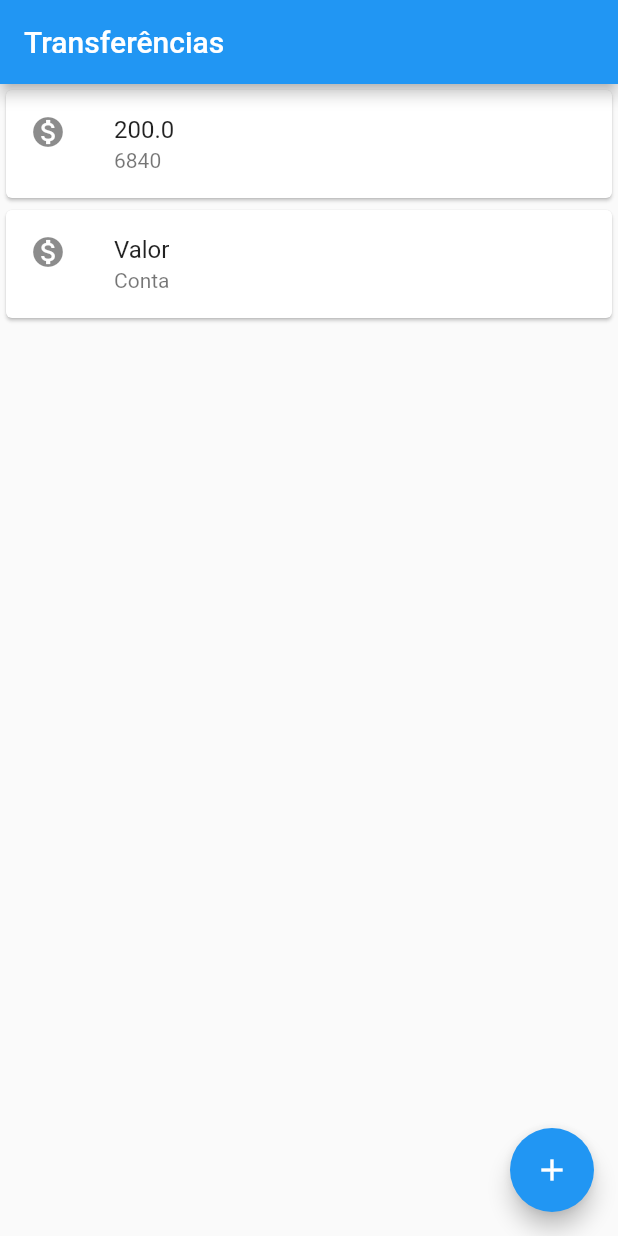
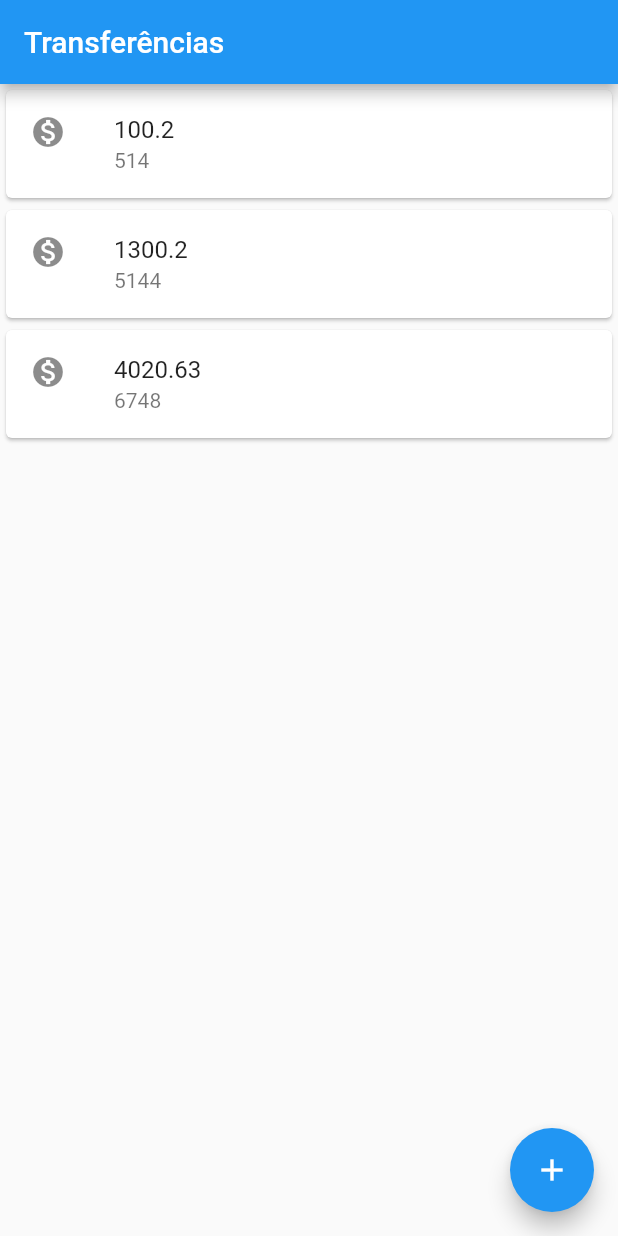
Before and after one commit to Wessh/FlutterBytebank, a Flutter app: the screen it shows after launch, on a phone screen of 412 x 824 dp. Run offline on Flutter 3.47's test engine with Material 2 defaults, Android fonts, the phone set to English and light mode, and no system bars.

Commit message:
Refatorando_o_Codigo

```diff
--- a/lib/main.dart
+++ b/lib/main.dart
@@ -1,25 +1,10 @@
+// ignore_for_file: prefer_const_constructors
+
 import 'package:flutter/material.dart';
 
 void main() => runApp(MaterialApp(
       home: Scaffold(
-        body: Column(
-          children: [
-            Card(
-              child: ListTile(
-                leading: Icon(Icons.monetization_on),
-                title: Text('200.0'),
-                subtitle: Text('6840'),
-              ),
-            ),
-            Card(
-              child: ListTile(
-                leading: Icon(Icons.monetization_on),
-                title: Text('Valor'),
-                subtitle: Text('Conta'),
-              ),
-            ),
-          ],
-        ),
+        body: ListaTransferencia(),
         appBar: AppBar(
           title: Text('Transferências'),
         ),
@@ -29,3 +14,49 @@ void main() => runApp(MaterialApp(
         ),
       ),
     ));
+
+class ListaTransferencia extends StatelessWidget {
+  /*
+   * StatelessWidget = Conteudo de forma estatica
+   * StatefulWidget = Tem a capacidade de modificar itens de forma dinamica
+   */
+  @override
+  Widget build(BuildContext context) {
+    return Column(
+      // ignore: prefer_const_literals_to_create_immutables
+      children: [
+        ItemTransferencia(
+          Transferencia(100.2, 514),
+        ),
+        ItemTransferencia(
+          Transferencia(1300.2, 5144),
+        ),
+        ItemTransferencia(
+          Transferencia(4020.63, 6748),
+        ),
+      ],
+    );
+  }
+}
+
+class ItemTransferencia extends StatelessWidget {
+  final Transferencia _transferencia;
+
+  ItemTransferencia(this._transferencia);
+
+  @override
+  Widget build(BuildContext context) {
+    return Card(
+        child: ListTile(
+      leading: Icon(Icons.monetization_on),
+      title: Text(_transferencia.valor.toString()),
+      subtitle: Text(_transferencia.numeroConta.toString()),
+    ));
+  }
+}
+
+class Transferencia {
+  late final double valor;
+  late final int numeroConta;
+  Transferencia(this.valor, this.numeroConta);
+}
```
